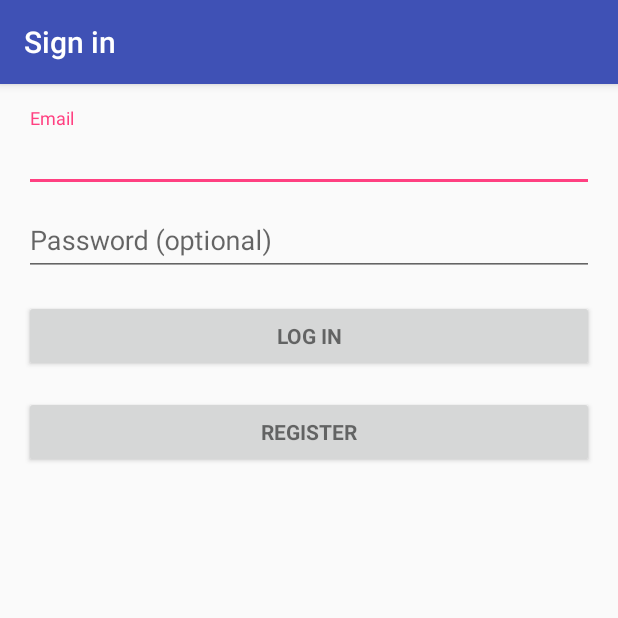
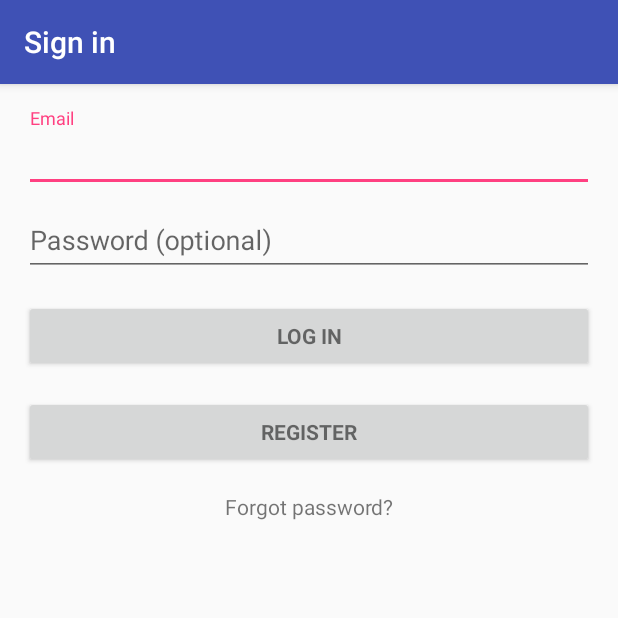
Before and after one commit to akulkarni9/NariShakthi, an Android app: the LoginActivity screen opened directly, with no data from a screen before it, on a phone screen of 412 x 824 dp, the top half of it. Run offline under Robolectric (Android 15) with nearby library versions, the phone set to English and light mode, and no system bars; 2 statements that could not run were skipped.

Commit message:
Second Commit

```diff
--- a/app/src/main/java/com/androiddev/ajay/narishakthi/LoginActivity.java
+++ b/app/src/main/java/com/androiddev/ajay/narishakthi/LoginActivity.java
@@ -20,6 +20,7 @@ import android.os.Build;
 import android.os.Bundle;
 import android.provider.ContactsContract;
 import android.text.TextUtils;
+import android.text.method.LinkMovementMethod;
 import android.view.KeyEvent;
 import android.view.View;
 import android.view.View.OnClickListener;
@@ -80,6 +81,16 @@ public class LoginActivity extends AppCompatActivity implements LoaderCallbacks<
                     return true;
                 }
                 return false;
+            }
+        });
+
+        /*TextView action*/
+        TextView textView = (TextView) findViewById(R.id.link);
+        textView.setMovementMethod(LinkMovementMethod.getInstance());
+        textView.setOnClickListener(new OnClickListener() {
+            @Override
+            public void onClick(View v) {
+                startActivity(new Intent(LoginActivity.this,forgot.class));
             }
         });
 
--- a/app/src/main/res/layout/activity_login.xml
+++ b/app/src/main/res/layout/activity_login.xml
@@ -81,6 +81,15 @@
                 android:text="@string/action_reg_button"
                 android:textStyle="bold" />
 
+            <TextView
+                android:layout_width="fill_parent"
+                android:layout_height="fill_parent"
+                android:id="@+id/link"
+                android:text="@string/forgot"
+                android:layout_marginTop="16dp"
+                android:gravity="center"
+                android:linksClickable="true"/>
+
         </LinearLayout>
     </ScrollView>
 </LinearLayout>
--- a/app/src/main/res/values/strings.xml
+++ b/app/src/main/res/values/strings.xml
@@ -19,6 +19,7 @@
     </string>
     <string name="action_reg_button">Register</string>
     <string name="title_activity_register">Register</string>
+    <string name="forgot">Forgot password?</string>
 
     <!--strings for registration page-->
     <string name="name">First Name</string>
@@ -29,4 +30,5 @@
     <string name="dob">Date of birth</string>
     <string name="country">Country</string>
     <string name="city">City</string>
+    <string name="title_activity_forgot">Forgot Password</string>
 </resources>
```
Also changed, not shown: app/src/main/AndroidManifest.xml (+9 -0 lines), app/src/main/java/com/androiddev/ajay/narishakthi/forgot.java (added, +30 -0 lines), app/src/main/res/layout/activity_forgot.xml (added, +34 -0 lines), app/src/main/res/layout/content_forgot.xml (added, +15 -0 lines), 1 other file.
